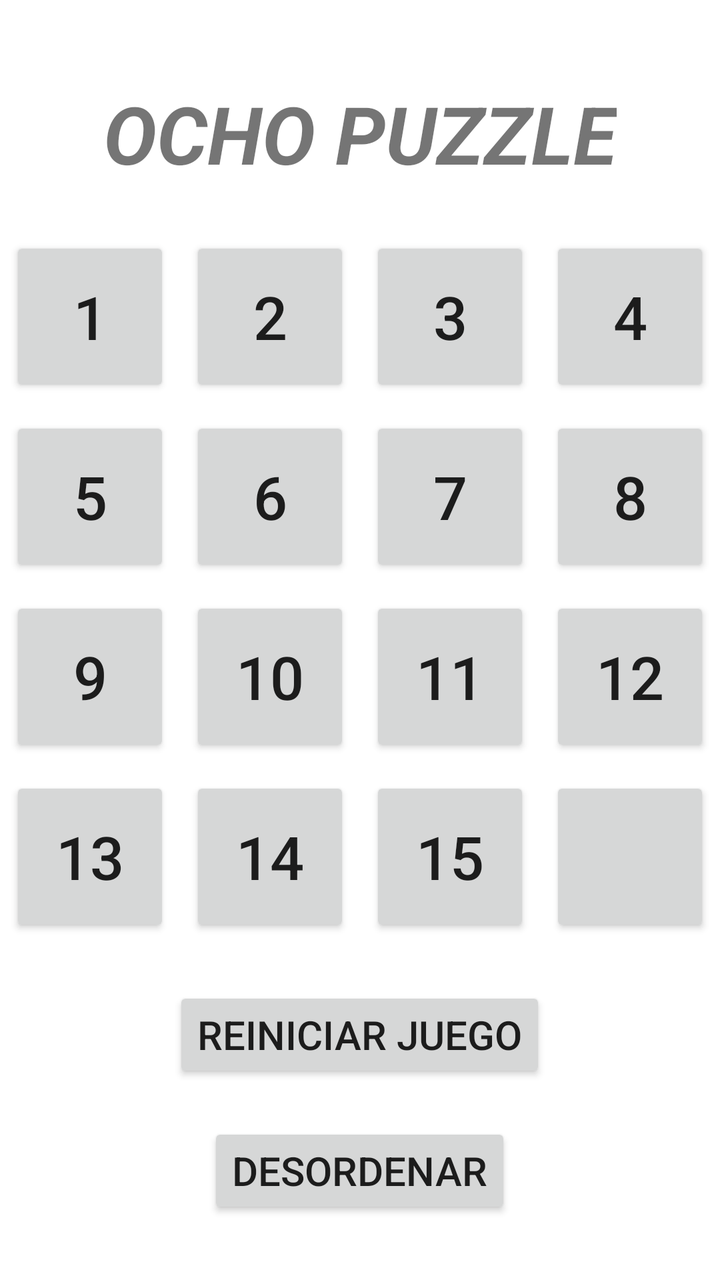
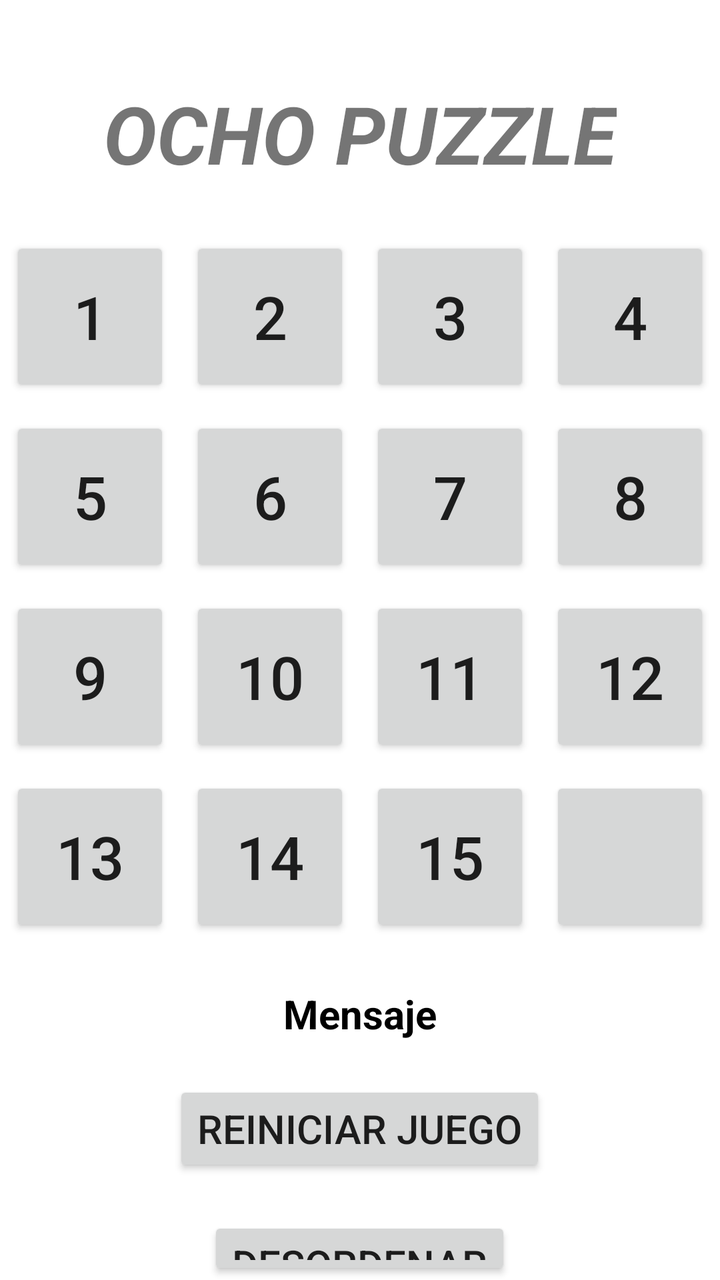

Two renders of the same Android screen: before a commit and after it. Below are the layout's source before the change and the commit's diff.
<!-- AndroidManifest.xml: application theme Theme.OchoPuzzle -->
<!-- res/layout/activity_main.xml -->
<?xml version="1.0" encoding="utf-8"?>
<RelativeLayout xmlns:android="http://schemas.android.com/apk/res/android"
    android:layout_width="match_parent"
    android:layout_height="match_parent">
    <TextView
        android:id="@+id/TXVTitle"
        android:layout_width="wrap_content"
        android:layout_height="wrap_content"
        android:text="@string/appTitle"
        android:textSize="@dimen/textsizetitle"
        android:textStyle="bold|italic"
        android:layout_centerHorizontal="true"
        android:layout_marginTop="@dimen/marginTopFirst"


        />
    <GridLayout
        android:id="@+id/GRLTablero"
        android:layout_width="wrap_content"
        android:layout_height="wrap_content"

        android:layout_marginTop="@dimen/marginTop"
        android:layout_below="@id/TXVTitle"
        android:layout_centerHorizontal="true"
        android:columnCount="4"
        android:rowCount="4"
        android:alignmentMode="alignMargins"

        >
        <Button
            android:id="@+id/BTN01"
            android:layout_width="@dimen/buttonWidth"
            android:layout_height="@dimen/dimenHeigth"
            android:layout_margin="@dimen/buttonMargin"
            android:textSize="@dimen/buttonTextSize"
            android:text="1"
            />
        <Button
            android:id="@+id/BTN02"
            android:layout_width="@dimen/buttonWidth"
            android:layout_height="@dimen/dimenHeigth"
            android:layout_margin="@dimen/buttonMargin"
            android:textSize="@dimen/buttonTextSize"
            android:text="2"
            />
        <Button
            android:id="@+id/BTN03"
            android:layout_width="@dimen/buttonWidth"
            android:layout_height="@dimen/dimenHeigth"
            android:layout_margin="@dimen/buttonMargin"
            android:textSize="@dimen/buttonTextSize"
            android:text="3"
            />
        <Button
            android:id="@+id/BTN04"
            android:layout_width="@dimen/buttonWidth"
            android:layout_height="@dimen/dimenHeigth"
            android:layout_margin="@dimen/buttonMargin"
            android:textSize="@dimen/buttonTextSize"
            android:text="4"
            />
        <Button
            android:id="@+id/BTN05"
            android:layout_width="@dimen/buttonWidth"
            android:layout_height="@dimen/dimenHeigth"
            android:layout_margin="@dimen/buttonMargin"
            android:textSize="@dimen/buttonTextSize"
            android:text="5"
            />
        <Button
            android:id="@+id/BTN06"
            android:layout_width="@dimen/buttonWidth"
            android:layout_height="@dimen/dimenHeigth"
            android:layout_margin="@dimen/buttonMargin"
            android:textSize="@dimen/buttonTextSize"
            android:text="6"
            />
        <Button
            android:id="@+id/BTN07"
            android:layout_width="@dimen/buttonWidth"
            android:layout_height="@dimen/dimenHeigth"
            android:layout_margin="@dimen/buttonMargin"
            android:textSize="@dimen/buttonTextSize"
            android:text="7"
            />
        <Button
            android:id="@+id/BTN08"
            android:layout_width="@dimen/buttonWidth"
            android:layout_height="@dimen/dimenHeigth"
            android:layout_margin="@dimen/buttonMargin"
            android:textSize="@dimen/buttonTextSize"
            android:text="8"
            />
        <Button
            android:id="@+id/BTN09"
            android:layout_width="@dimen/buttonWidth"
            android:layout_height="@dimen/dimenHeigth"
            android:layout_margin="@dimen/buttonMargin"
            android:textSize="@dimen/buttonTextSize"
            android:text="9"
            />
        <Button
            android:id="@+id/BTN10"
            android:layout_width="@dimen/buttonWidth"
            android:layout_height="@dimen/dimenHeigth"
            android:layout_margin="@dimen/buttonMargin"
            android:textSize="@dimen/buttonTextSize"
            android:text="10"
            />
        <Button
            android:id="@+id/BTN11"
            android:layout_width="@dimen/buttonWidth"
            android:layout_height="@dimen/dimenHeigth"
            android:layout_margin="@dimen/buttonMargin"
            android:textSize="@dimen/buttonTextSize"
            android:text="11"
            />
        <Button
            android:id="@+id/BTN12"
            android:layout_width="@dimen/buttonWidth"
            android:layout_height="@dimen/dimenHeigth"
            android:layout_margin="@dimen/buttonMargin"
            android:textSize="@dimen/buttonTextSize"
            android:text="12"
            />
        <Button
            android:id="@+id/BTN13"
            android:layout_width="@dimen/buttonWidth"
            android:layout_height="@dimen/dimenHeigth"
            android:layout_margin="@dimen/buttonMargin"
            android:textSize="@dimen/buttonTextSize"
            android:text="13"
            />
        <Button
            android:id="@+id/BTN14"
            android:layout_width="@dimen/buttonWidth"
            android:layout_height="@dimen/dimenHeigth"
            android:layout_margin="@dimen/buttonMargin"
            android:textSize="@dimen/buttonTextSize"
            android:text="14"
            />
        <Button
            android:id="@+id/BTN15"
            android:layout_width="@dimen/buttonWidth"
            android:layout_height="@dimen/dimenHeigth"
            android:layout_margin="@dimen/buttonMargin"
            android:textSize="@dimen/buttonTextSize"
            android:text="15"
            />
        <Button
            android:id="@+id/BTN00"
            android:layout_width="@dimen/buttonWidth"
            android:layout_height="@dimen/dimenHeigth"
            android:layout_margin="@dimen/buttonMargin"
            android:textSize="@dimen/buttonTextSize"
            android:text=" "
            />

    </GridLayout>
    <Button
        android:id="@+id/BTNReboot"
        android:layout_width="wrap_content"
        android:layout_height="wrap_content"
        android:layout_below="@id/GRLTablero"
        android:layout_centerHorizontal="true"
        android:text="@string/ReiniciarJuego"
        android:layout_marginTop="@dimen/marginTop"
        android:textSize="@dimen/textSizeNormal"
        android:visibility="visible"
        >

    </Button>
    <Button
        android:id="@+id/BTNMess"
        android:layout_width="wrap_content"
        android:layout_height="wrap_content"
        android:layout_centerHorizontal="true"
        android:text="@string/Desordenar"
        android:layout_below="@+id/BTNReboot"
        android:layout_marginTop="@dimen/marginTop"
        android:textSize="@dimen/textSizeNormal"
        android:visibility="visible"
        >
    </Button>
    <Button
        android:id="@+id/BTNVerify"
        android:layout_width="wrap_content"
        android:layout_height="wrap_content"
        android:layout_below="@id/BTNMess"
        android:layout_centerHorizontal="true"
        android:text="@string/Verificar"
        android:layout_marginTop="@dimen/marginTop"
        android:textSize="@dimen/textSizeNormal"
        android:visibility="visible"
        >

    </Button>
</RelativeLayout>
<!-- resources referenced by this layout -->
<resources>
  <dimen name="buttonMargin">5dp</dimen>
  <dimen name="buttonTextSize">30sp</dimen>
  <dimen name="buttonWidth">80dp</dimen>
  <dimen name="dimenHeigth">80dp</dimen>
  <dimen name="marginTop">20dp</dimen>
  <dimen name="marginTopFirst">40dp</dimen>
  <dimen name="textSizeNormal">20sp</dimen>
  <dimen name="textsizetitle">40dp</dimen>
  <string name="Desordenar">DESORDENAR</string>
  <string name="ReiniciarJuego">REINICIAR JUEGO</string>
  <string name="Verificar">VERIFICAR</string>
  <string name="appTitle">OCHO PUZZLE</string>
  <style name="Theme.OchoPuzzle" parent="Theme.MaterialComponents.DayNight.DarkActionBar">
          
          <item name="colorPrimary">@color/purple_500</item>
          <item name="colorPrimaryVariant">@color/purple_700</item>
          <item name="colorOnPrimary">@color/white</item>
          
          <item name="colorSecondary">@color/teal_200</item>
          <item name="colorSecondaryVariant">@color/teal_700</item>
          <item name="colorOnSecondary">@color/black</item>
          
          <item name="android:statusBarColor">?attr/colorPrimaryVariant</item>
          
      </style>
  <color name="purple_500">#FF6200EE</color>
  <color name="purple_700">#FF3700B3</color>
  <color name="white">#FFFFFFFF</color>
  <color name="teal_200">#FF03DAC5</color>
  <color name="teal_700">#FF018786</color>
  <color name="black">#FF000000</color>
</resources>

<!-- the commit's change to res/layout/activity_main.xml (unified diff, before → after) -->
@@ -18,7 +18,6 @@
         android:id="@+id/GRLTablero"
         android:layout_width="wrap_content"
         android:layout_height="wrap_content"
-
         android:layout_marginTop="@dimen/marginTop"
         android:layout_below="@id/TXVTitle"
         android:layout_centerHorizontal="true"
@@ -157,11 +156,26 @@
             />
 
     </GridLayout>
+    <TextView
+        android:id="@+id/TXVMensaje"
+        android:layout_width="wrap_content"
+        android:layout_height="wrap_content"
+        android:layout_below="@id/GRLTablero"
+        android:text="@string/Mensaje"
+        android:textSize="@dimen/textSizeNormal"
+        android:textStyle="bold"
+        android:layout_centerHorizontal="true"
+        android:layout_marginTop="@dimen/marginTop"
+        android:textColor="@color/black"
+        android:visibility="visible"
+        >
+    </TextView>
+
     <Button
         android:id="@+id/BTNReboot"
         android:layout_width="wrap_content"
         android:layout_height="wrap_content"
-        android:layout_below="@id/GRLTablero"
+        android:layout_below="@id/TXVMensaje"
         android:layout_centerHorizontal="true"
         android:text="@string/ReiniciarJuego"
         android:layout_marginTop="@dimen/marginTop"
<!-- resource entries referenced after the edit -->
@@ -1,5 +1,6 @@
 <!-- resources referenced by this layout -->
 <resources>
+  <color name="black">#FF000000</color>
   <dimen name="buttonMargin">5dp</dimen>
   <dimen name="buttonTextSize">30sp</dimen>
   <dimen name="buttonWidth">80dp</dimen>
@@ -9,6 +10,7 @@
   <dimen name="textSizeNormal">20sp</dimen>
   <dimen name="textsizetitle">40dp</dimen>
   <string name="Desordenar">DESORDENAR</string>
+  <string name="Mensaje">Mensaje</string>
   <string name="ReiniciarJuego">REINICIAR JUEGO</string>
   <string name="Verificar">VERIFICAR</string>
   <string name="appTitle">OCHO PUZZLE</string>
@@ -30,6 +32,5 @@
   <color name="white">#FFFFFFFF</color>
   <color name="teal_200">#FF03DAC5</color>
   <color name="teal_700">#FF018786</color>
-  <color name="black">#FF000000</color>
 </resources>
 
